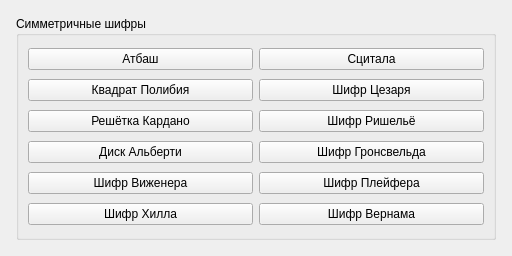
First picture: the form in gui/mainwindow.ui, repository LancerRevX/cryptography, before the edit.
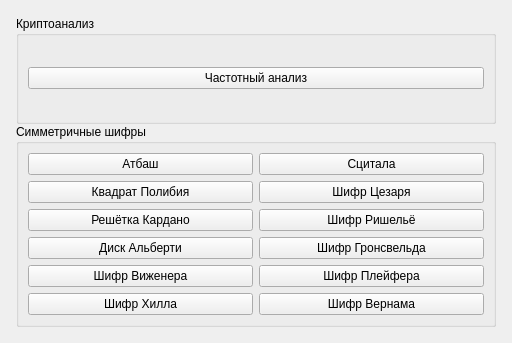
Second picture: the form after the edit.

Commit message: add frequency analysis

The edit to the form file:
```diff
--- a/gui/mainwindow.ui
+++ b/gui/mainwindow.ui
@@ -10,27 +10,9 @@
     <x>0</x>
     <y>0</y>
     <width>512</width>
-    <height>256</height>
+    <height>343</height>
    </rect>
   </property>
-  <property name="sizePolicy">
-   <sizepolicy hsizetype="Fixed" vsizetype="Fixed">
-    <horstretch>0</horstretch>
-    <verstretch>0</verstretch>
-   </sizepolicy>
-  </property>
-  <property name="minimumSize">
-   <size>
-    <width>512</width>
-    <height>256</height>
-   </size>
-  </property>
-  <property name="maximumSize">
-   <size>
-    <width>512</width>
-    <height>256</height>
-   </size>
-  </property>
   <property name="windowTitle">
    <string>Н.А.Киренков, КИ17-01</string>
   </property>
@@ -58,7 +40,23 @@
      <number>16</number>
     </property>
     <item>
-     <widget class="QGroupBox" name="groupBox">
+     <widget class="QGroupBox" name="CryptoanalysisGroupBox">
+      <property name="title">
+       <string>Криптоанализ</string>
+      </property>
+      <layout class="QVBoxLayout" name="verticalLayout_2">
+       <item>
+        <widget class="QPushButton" name="FrequencyAnalysisButton">
+         <property name="text">
+          <string>Частотный анализ</string>
+         </property>
+        </widget>
+       </item>
+      </layout>
+     </widget>
+    </item>
+    <item>
+     <widget class="QGroupBox" name="SymmetricCiphersGroupBox">
       <property name="title">
        <string>Симметричные шифры</string>
       </property>
```
The commit also changes 8 other files.
